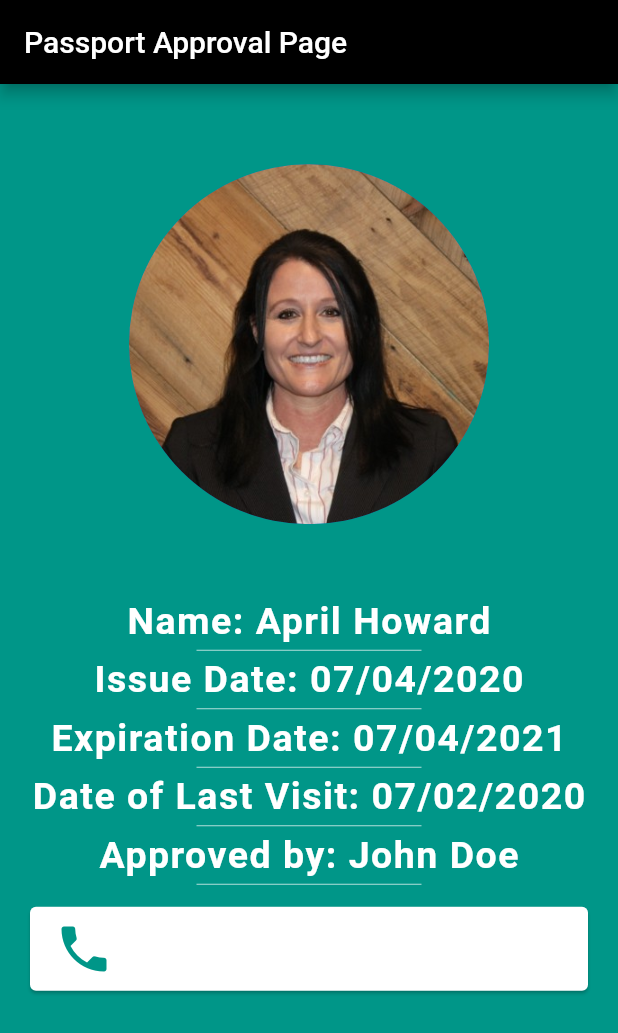
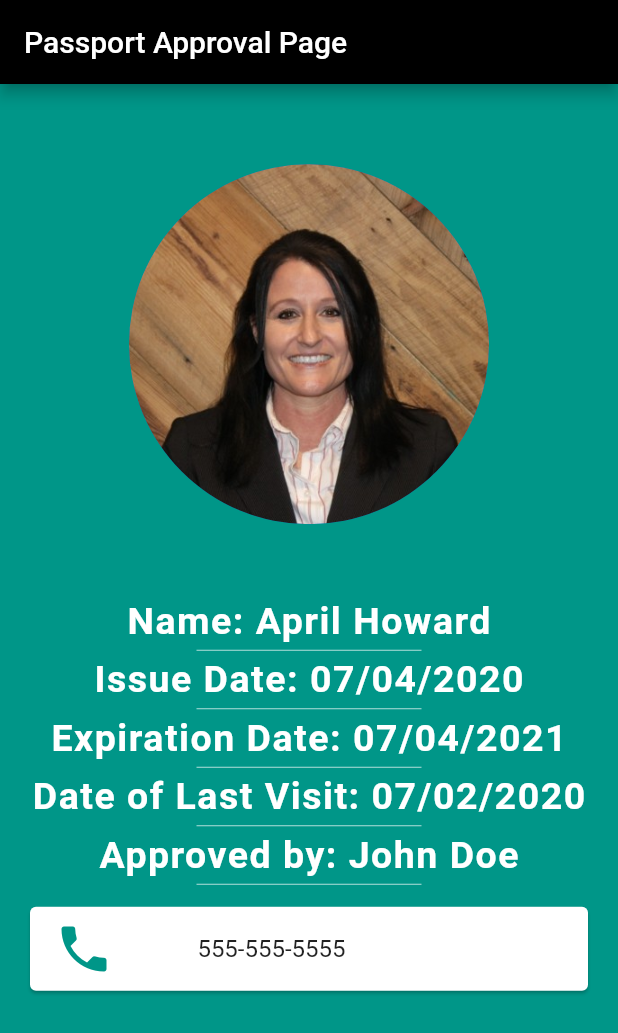
Before and after one commit to apphow/start_to_finish, a Flutter app: the screen it shows after launch, on a phone screen of 412 x 824 dp. Shown: the top 1033 px of the screen. Run offline on Flutter 3.47's test engine with Material 2 defaults, Android fonts, the phone set to English and light mode, and no system bars.

Commit message:
added text field

```diff
--- a/lib/main.dart
+++ b/lib/main.dart
@@ -113,12 +113,14 @@ class MyPassport extends StatelessWidget {
                         EdgeInsets.symmetric(vertical: 10.0, horizontal: 20.0),
                     color: Colors.white,
                     child: ListTile(
-                      leading: Icon(
-                        Icons.phone,
-                        size: 40.0,
-                        color: Colors.teal,
-                      ),
-                    ),
+                        leading: Icon(
+                          Icons.phone,
+                          size: 40.0,
+                          color: Colors.teal,
+                        ),
+                        title: Text(
+                          '          555-555-5555',
+                        )),
                   ),
                 ],
               ),
```
